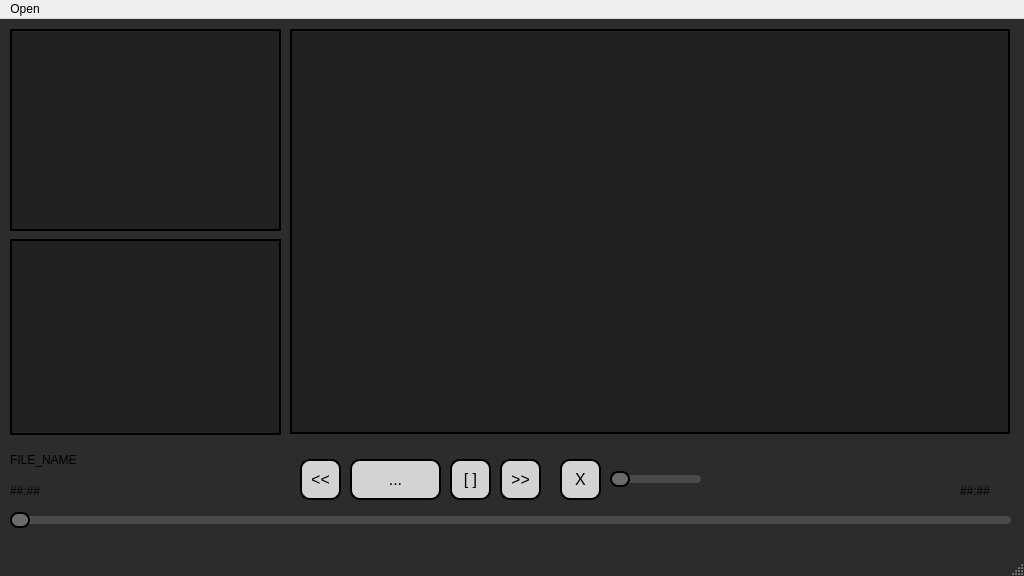
The window that music-player-qt/mainwindow.ui (juangonzalez22/music-player-qt) describes before a commit, drawn with Qt 5.
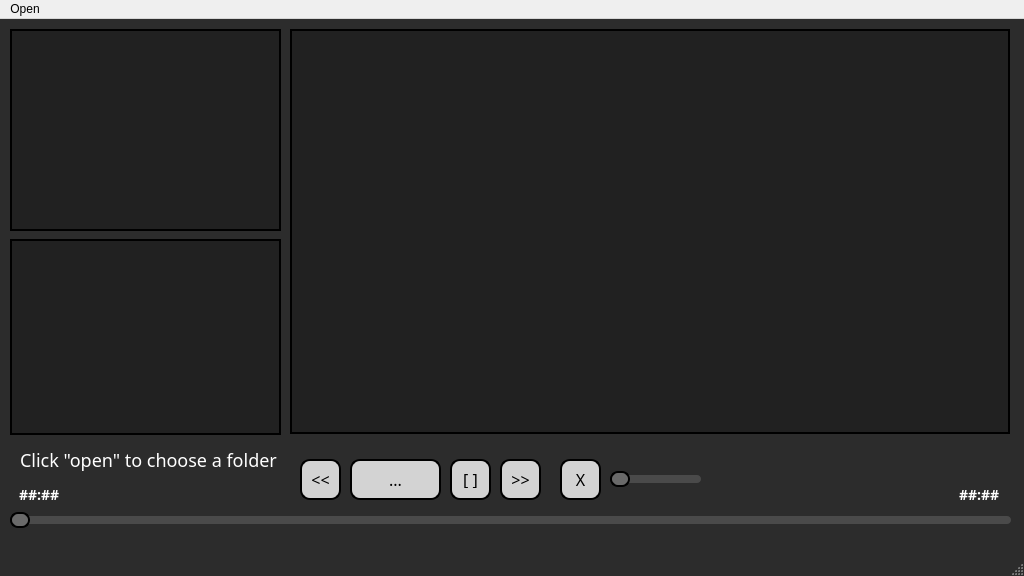
The same window after the commit.

Commit message: Arreglos estéticos y fuente

Diff of the .ui file:
```diff
--- a/music-player-qt/mainwindow.ui
+++ b/music-player-qt/mainwindow.ui
@@ -72,6 +72,12 @@
       <height>41</height>
      </rect>
     </property>
+    <property name="font">
+     <font>
+      <family>Microsoft JhengHei UI Light</family>
+      <pointsize>-1</pointsize>
+     </font>
+    </property>
     <property name="styleSheet">
      <string notr="true">QPushButton {
     background-color: #D3D3D3; /* Color de fondo gris claro */
@@ -104,6 +110,12 @@
       <height>41</height>
      </rect>
     </property>
+    <property name="font">
+     <font>
+      <family>Microsoft JhengHei UI Light</family>
+      <pointsize>-1</pointsize>
+     </font>
+    </property>
     <property name="styleSheet">
      <string notr="true">QPushButton {
     background-color: #D3D3D3; /* Color de fondo gris claro */
@@ -234,6 +246,12 @@
       <height>41</height>
      </rect>
     </property>
+    <property name="font">
+     <font>
+      <family>Microsoft JhengHei UI Light</family>
+      <pointsize>-1</pointsize>
+     </font>
+    </property>
     <property name="styleSheet">
      <string notr="true">QPushButton {
     background-color: #D3D3D3; /* Color de fondo gris claro */
@@ -261,13 +279,38 @@
     <property name="geometry">
      <rect>
       <x>10</x>
-      <y>431</y>
-      <width>201</width>
-      <height>20</height>
+      <y>420</y>
+      <width>281</width>
+      <height>41</height>
      </rect>
     </property>
+    <property name="font">
+     <font>
+      <family>Microsoft JhengHei UI Light</family>
+      <pointsize>-1</pointsize>
+     </font>
+    </property>
+    <property name="styleSheet">
+     <string notr="true">QLabel {
+    color: white;                          /* Color del texto */
+    font-size: 18px;                       /* Tamaño de fuente */
+    background-color: rgba(0, 0, 0, 0);    /* Fondo transparente */
+    padding: 5px;                          /* Espaciado interno */
+    border: none;                          /* Sin borde */
+}
+
+QLabel::before {
+    content: &quot;&quot;;                           /* Necesario para el pseudo-elemento */
+    color: rgba(0, 0, 0, 0.5);            /* Color de la sombra (negro con opacidad) */
+    position: absolute;                    /* Posicionamiento absoluto */
+    left: 2px;                             /* Desplazamiento horizontal */
+    top: 2px;                              /* Desplazamiento vertical */
+    font-size: 18px;                       /* Tamaño de fuente igual al del label */
+}
+</string>
+    </property>
     <property name="text">
-     <string>FILE_NAME</string>
+     <string>Click &quot;open&quot; to choose a folder</string>
     </property>
    </widget>
    <widget class="QLabel" name="currentTime">
@@ -275,10 +318,35 @@
      <rect>
       <x>10</x>
       <y>460</y>
-      <width>71</width>
-      <height>24</height>
+      <width>111</width>
+      <height>31</height>
      </rect>
     </property>
+    <property name="font">
+     <font>
+      <family>Microsoft JhengHei UI Light</family>
+      <pointsize>-1</pointsize>
+      <bold>true</bold>
+     </font>
+    </property>
+    <property name="styleSheet">
+     <string notr="true">QLabel {
+    color: white;                          /* Color del texto */
+    font-size: 14px;                       /* Tamaño de fuente */
+    background-color: rgba(0, 0, 0, 0);    /* Fondo transparente */
+    padding: 5px;                          /* Espaciado interno */
+    border: none;                          /* Sin borde */
+}
+
+QLabel::before {
+    content: &quot;&quot;;                           /* Necesario para el pseudo-elemento */
+    color: rgba(0, 0, 0, 0.5);            /* Color de la sombra (negro con opacidad) */
+    position: absolute;                    /* Posicionamiento absoluto */
+    left: 2px;                             /* Desplazamiento horizontal */
+    top: 2px;                              /* Desplazamiento vertical */
+    font-size: 14px;                       /* Tamaño de fuente igual al del label */
+}</string>
+    </property>
     <property name="text">
      <string>##:##</string>
     </property>
@@ -286,20 +354,40 @@
    <widget class="QLabel" name="totalTime">
     <property name="geometry">
      <rect>
-      <x>960</x>
+      <x>950</x>
       <y>460</y>
-      <width>71</width>
-      <height>24</height>
+      <width>81</width>
+      <height>31</height>
      </rect>
     </property>
     <property name="font">
      <font>
-      <fontweight>Light</fontweight>
+      <family>Microsoft JhengHei UI Light</family>
+      <pointsize>-1</pointsize>
+      <bold>true</bold>
      </font>
     </property>
     <property name="layoutDirection">
      <enum>Qt::LayoutDirection::LeftToRight</enum>
     </property>
+    <property name="styleSheet">
+     <string notr="true">QLabel {
+    color: white;                          /* Color del texto */
+    font-size: 14px;                       /* Tamaño de fuente */
+    background-color: rgba(0, 0, 0, 0);    /* Fondo transparente */
+    padding: 5px;                          /* Espaciado interno */
+    border: none;                          /* Sin borde */
+}
+
+QLabel::before {
+    content: &quot;&quot;;                           /* Necesario para el pseudo-elemento */
+    color: rgba(0, 0, 0, 0.5);            /* Color de la sombra (negro con opacidad) */
+    position: absolute;                    /* Posicionamiento absoluto */
+    left: 2px;                             /* Desplazamiento horizontal */
+    top: 2px;                              /* Desplazamiento vertical */
+    font-size: 10px;                       /* Tamaño de fuente igual al del label */
+}</string>
+    </property>
     <property name="text">
      <string>##:##</string>
     </property>
@@ -313,6 +401,12 @@
       <height>41</height>
      </rect>
     </property>
+    <property name="font">
+     <font>
+      <family>Microsoft JhengHei UI Light</family>
+      <pointsize>-1</pointsize>
+     </font>
+    </property>
     <property name="styleSheet">
      <string notr="true">QPushButton {
     background-color: #D3D3D3; /* Color de fondo gris claro */
@@ -345,6 +439,12 @@
       <height>41</height>
      </rect>
     </property>
+    <property name="font">
+     <font>
+      <family>Microsoft JhengHei UI Light</family>
+      <pointsize>-1</pointsize>
+     </font>
+    </property>
     <property name="styleSheet">
      <string notr="true">QPushButton {
     background-color: #D3D3D3; /* Color de fondo gris claro */
```
Left out of the diff: 27 changed lines with no effect on the pictures.
